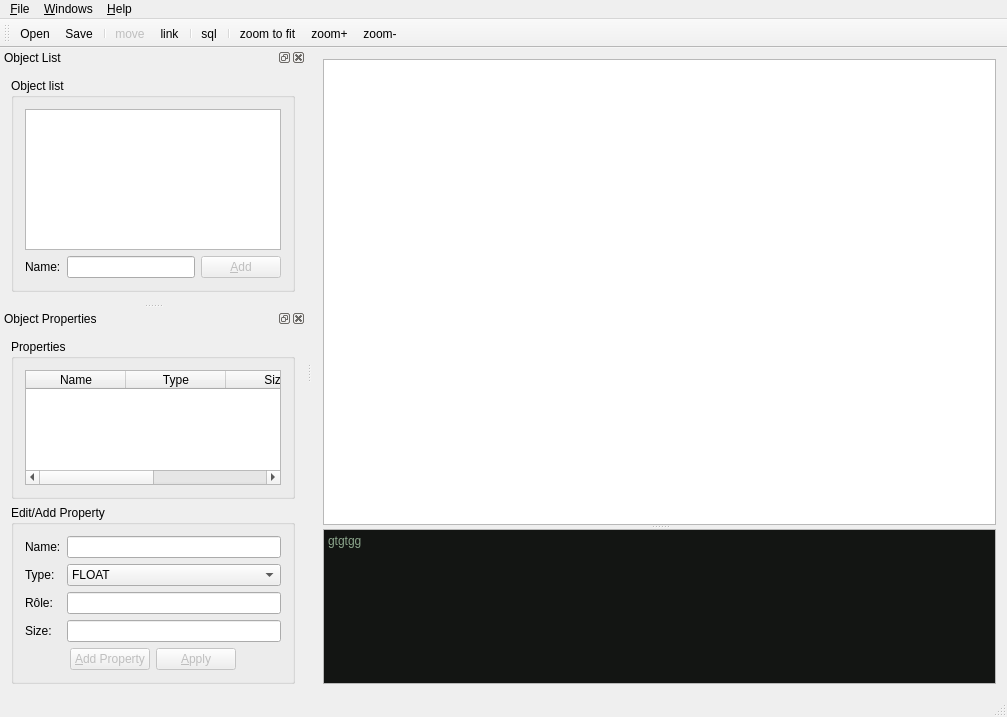
The window that mainwindow.ui (gthom/gapMea) describes before a commit, drawn with Qt 5.
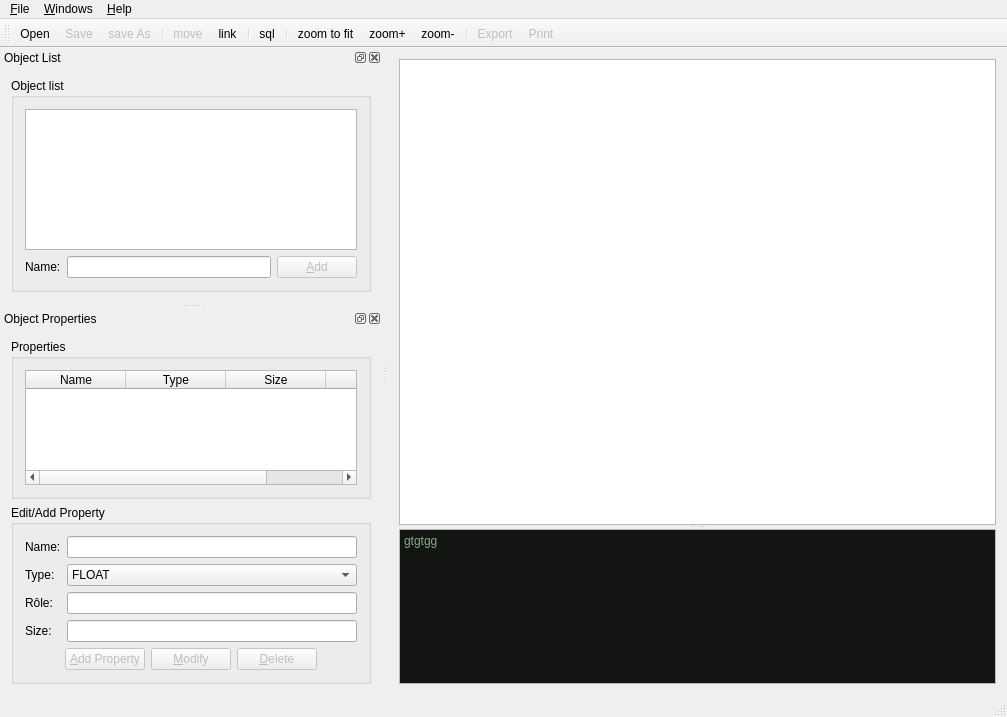
The same window after the commit. Icons and pictures are not drawn. Custom widgets are drawn as their Qt base class.

Commit message: gestion 0,1 null et pas not null bouton suppr property export png button print save en plus de save as pas de varchar sans length edition ds la grille des property desactivée vider les propriétés quand suppr object uncheck window when hiden

Patch:
```diff
--- a/mainwindow.ui
+++ b/mainwindow.ui
@@ -104,6 +104,7 @@
    </attribute>
    <addaction name="action_Open"/>
    <addaction name="actionSave"/>
+   <addaction name="actionSaveAs"/>
    <addaction name="separator"/>
    <addaction name="actionMove"/>
    <addaction name="actionLink"/>
@@ -113,6 +114,9 @@
    <addaction name="actionZoom_Best"/>
    <addaction name="actionZoom"/>
    <addaction name="actionZoom_2"/>
+   <addaction name="separator"/>
+   <addaction name="action_Export"/>
+   <addaction name="action_Imprimer"/>
   </widget>
   <widget class="QStatusBar" name="statusBar"/>
   <widget class="QDockWidget" name="dockWidgetObjects">
@@ -391,7 +395,7 @@
              <bool>false</bool>
             </property>
             <property name="text">
-             <string>&amp;Apply</string>
+             <string>&amp;Modify</string>
             </property>
             <property name="icon">
              <iconset resource="mesressources.qrc">
@@ -399,6 +403,20 @@
             </property>
            </widget>
           </item>
+          <item>
+           <widget class="QPushButton" name="pushButtonDeleteProperty">
+            <property name="enabled">
+             <bool>false</bool>
+            </property>
+            <property name="text">
+             <string>&amp;Delete</string>
+            </property>
+            <property name="icon">
+             <iconset resource="mesressources.qrc">
+              <normaloff>:/images/remove</normaloff>:/images/remove</iconset>
+            </property>
+           </widget>
+          </item>
           <item>
            <spacer name="horizontalSpacer_2">
             <property name="orientation">
@@ -495,13 +513,16 @@
     <string>use this tool to link objects</string>
    </property>
   </action>
-  <action name="actionSave">
+  <action name="actionSaveAs">
+   <property name="enabled">
+    <bool>false</bool>
+   </property>
    <property name="icon">
     <iconset resource="mesressources.qrc">
      <normaloff>:/images/save</normaloff>:/images/save</iconset>
    </property>
    <property name="text">
-    <string>&amp;Save</string>
+    <string>save &amp;As</string>
    </property>
    <property name="toolTip">
     <string>Save actual work</string>
@@ -582,6 +603,45 @@
     <string>to create a new document</string>
    </property>
   </action>
+  <action name="actionSave">
+   <property name="enabled">
+    <bool>false</bool>
+   </property>
+   <property name="icon">
+    <iconset resource="mesressources.qrc">
+     <normaloff>:/images/save</normaloff>:/images/save</iconset>
+   </property>
+   <property name="text">
+    <string>&amp;Save</string>
+   </property>
+   <property name="shortcut">
+    <string>Ctrl+S</string>
+   </property>
+  </action>
+  <action name="action_Imprimer">
+   <property name="enabled">
+    <bool>false</bool>
+   </property>
+   <property name="icon">
+    <iconset resource="mesressources.qrc">
+     <normaloff>:/images/printer.png</normaloff>:/images/printer.png</iconset>
+   </property>
+   <property name="text">
+    <string>&amp;Print</string>
+   </property>
+  </action>
+  <action name="action_Export">
+   <property name="enabled">
+    <bool>false</bool>
+   </property>
+   <property name="icon">
+    <iconset resource="mesressources.qrc">
+     <normaloff>:/images/export-to-image.png</normaloff>:/images/export-to-image.png</iconset>
+   </property>
+   <property name="text">
+    <string>&amp;Export</string>
+   </property>
+  </action>
  </widget>
  <layoutdefault spacing="6" margin="11"/>
  <customwidgets>
```
Left out of the diff: 33 changed lines with no effect on the pictures. The commit also changes 12 other files.
